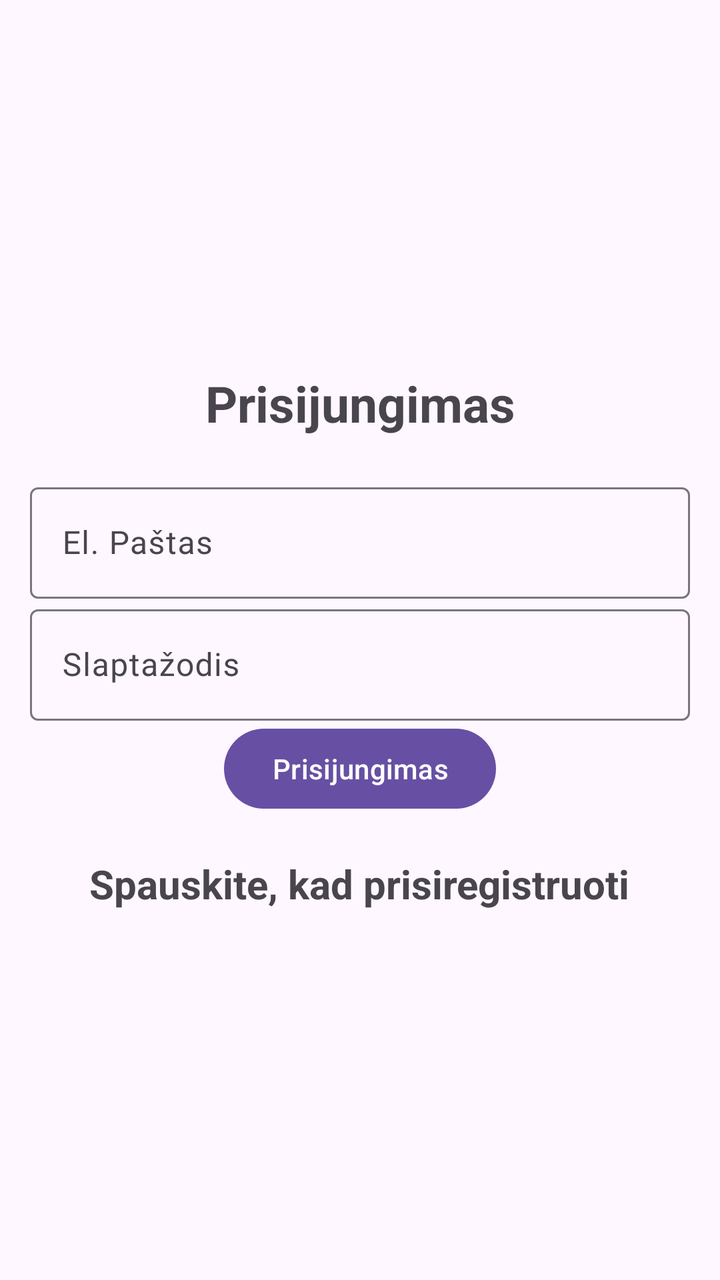
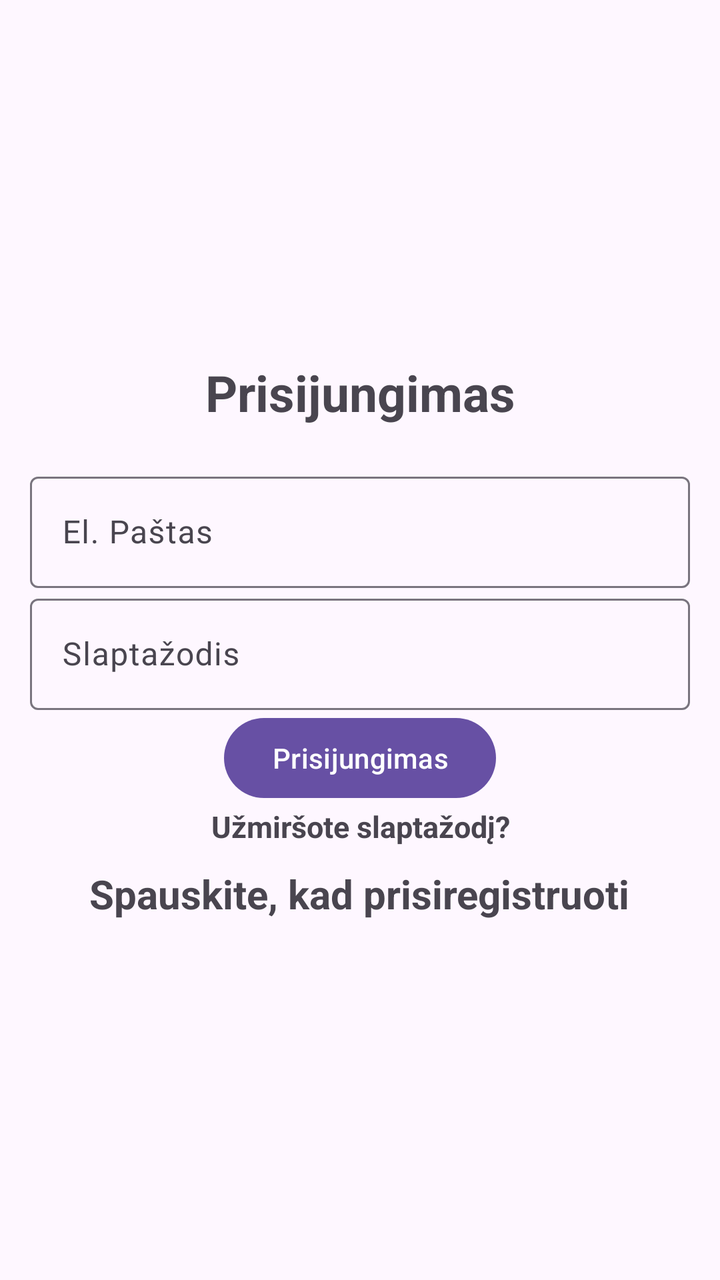

Before-and-after screenshots of an Android layout around one commit, followed by the original layout XML and the change that was made.
<!-- AndroidManifest.xml: activity theme Theme.Material3.Light.NoActionBar -->
<!-- res/layout/activity_login.xml -->
<?xml version="1.0" encoding="utf-8"?>
<LinearLayout xmlns:android="http://schemas.android.com/apk/res/android"
    xmlns:app="http://schemas.android.com/apk/res-auto"
    xmlns:tools="http://schemas.android.com/tools"
    android:layout_width="match_parent"
    android:orientation="vertical"
    android:gravity="center"
    android:padding="15dp"
    android:layout_height="match_parent"
    tools:context=".LoginActivity">

    <TextView
        android:text="@string/login"
        android:textSize="25sp"
        android:textStyle="bold"
        android:gravity="center"
        android:layout_marginBottom="20dp"
        android:layout_width="match_parent"
        android:layout_height="wrap_content"/>
    <com.google.android.material.textfield.TextInputLayout
        android:layout_width="match_parent"
        android:layout_height="wrap_content">
        <com.google.android.material.textfield.TextInputEditText
            android:id="@+id/email"
            android:hint="@string/email"
            android:layout_width="match_parent"
            android:layout_height="wrap_content"/>
    </com.google.android.material.textfield.TextInputLayout>
    <com.google.android.material.textfield.TextInputLayout
        android:layout_width="match_parent"
        android:layout_height="wrap_content">

        <com.google.android.material.textfield.TextInputEditText
            android:id="@+id/password"
            android:layout_width="match_parent"
            android:layout_height="wrap_content"
            android:hint="@string/password"
            android:inputType="textPassword" />
    </com.google.android.material.textfield.TextInputLayout>
    <ProgressBar
        android:id="@+id/registerProgressBar"
        android:visibility="gone"
        android:layout_width="wrap_content"
        android:layout_height="wrap_content"/>
    <Button
        android:id="@+id/loginButton"
        android:text="@string/login"
        android:layout_width="wrap_content"
        android:layout_height="wrap_content"/>
    <TextView
        android:textStyle="bold"
        android:textSize="20sp"
        android:gravity="center"
        android:layout_marginTop="20dp"
        android:id="@+id/registerNow"
        android:text="@string/click_to_register"
        android:layout_width="wrap_content"
        android:layout_height="wrap_content"/>
</LinearLayout>
<!-- resources referenced by this layout -->
<resources>
  <string name="click_to_register">Spauskite, kad prisiregistruoti</string>
  <string name="email">El. Paštas</string>
  <string name="login">Prisijungimas</string>
  <string name="password">Slaptažodis</string>
</resources>

<!-- the commit's change to res/layout/activity_login.xml (unified diff, before → after) -->
@@ -49,9 +49,17 @@
         android:layout_height="wrap_content"/>
     <TextView
         android:textStyle="bold"
+        android:textSize="15sp"
+        android:gravity="center"
+        android:id="@+id/forgotPassword"
+        android:text="Užmiršote slaptažodį?"
+        android:layout_width="wrap_content"
+        android:layout_height="wrap_content"/>
+    <TextView
+        android:textStyle="bold"
         android:textSize="20sp"
         android:gravity="center"
-        android:layout_marginTop="20dp"
+        android:layout_marginTop="10sp"
         android:id="@+id/registerNow"
         android:text="@string/click_to_register"
         android:layout_width="wrap_content"
